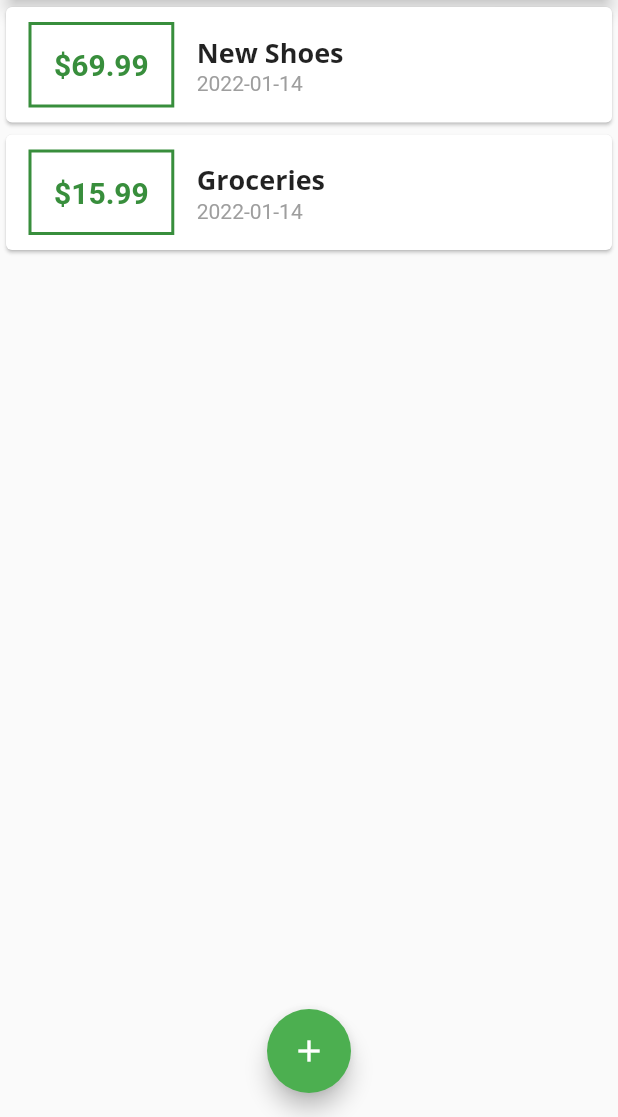
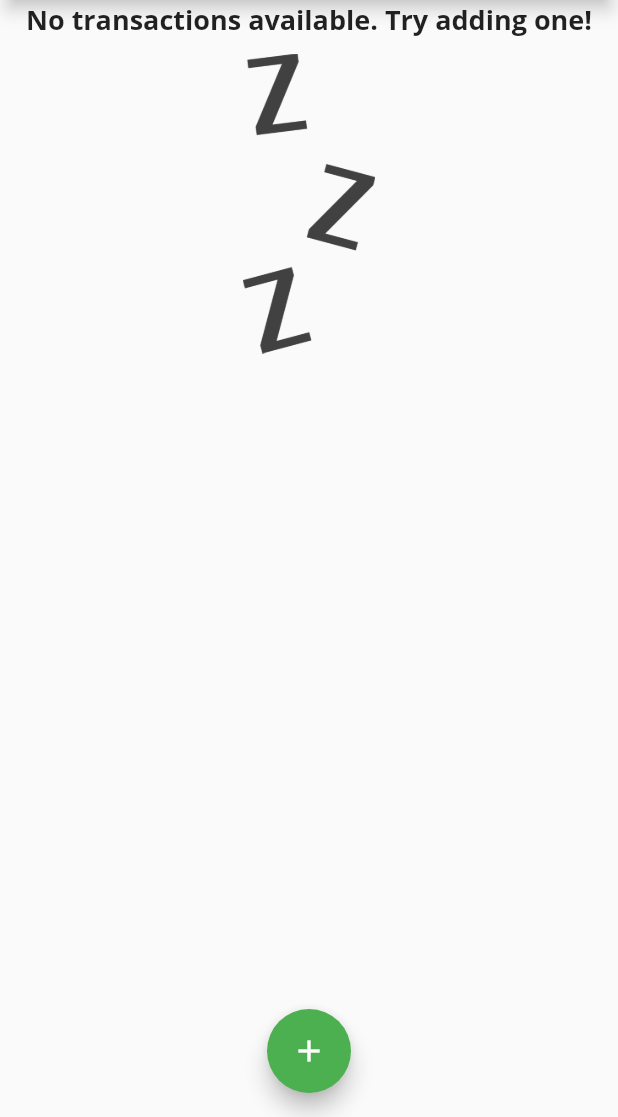
Before and after one commit to tferrerm/flutter-tutorial, a Flutter app: the screen it shows after launch, on a phone screen of 412 x 824 dp, the part 119-1236 px from its top. Run offline on Flutter 3.47's test engine with Material 2 defaults, Android fonts, the phone set to English and light mode, and no system bars; Roboto replaces fonts that are missing (Open Sans).

Commit message:
Handle case when list of txs is empty

```diff
--- a/expense_tracker/lib/main.dart
+++ b/expense_tracker/lib/main.dart
@@ -42,18 +42,18 @@ class MyHomePage extends StatefulWidget {
 
 class _MyHomePageState extends State<MyHomePage> {
   final List<Transaction> _userTransactions = [
-    Transaction(
-      id: 't1',
-      title: 'New Shoes',
-      amount: 69.99,
-      date: DateTime.now(),
-    ),
-    Transaction(
-      id: 't2',
-      title: 'Groceries',
-      amount: 15.99,
-      date: DateTime.now(),
-    ),
+    // Transaction(
+    //   id: 't1',
+    //   title: 'New Shoes',
+    //   amount: 69.99,
+    //   date: DateTime.now(),
+    // ),
+    // Transaction(
+    //   id: 't2',
+    //   title: 'Groceries',
+    //   amount: 15.99,
+    //   date: DateTime.now(),
+    // ),
   ];
 
   void _addNewTransaction(String title, double amount) {
--- a/expense_tracker/lib/widgets/transaction_list.dart
+++ b/expense_tracker/lib/widgets/transaction_list.dart
@@ -12,13 +12,33 @@ class TransactionList extends StatelessWidget {
   Widget build(BuildContext context) {
     return Container(
       height: 300,
-      child: ListView.builder(
+      child: transactions.isEmpty
+          ? Column(
+              children: <Widget>[
+                Text(
+                  'No transactions available. Try adding one!',
+                  style: Theme.of(context).textTheme.headline6,
+                ),
+                SizedBox(
+                  height: 10,
+                ),
+                Container(
+                  height: 200,
+                  child: Image.asset(
+                    'assets/images/waiting.png',
+                    fit: BoxFit.cover,
+                  ),
+                ),
+              ],
+            )
+          : ListView.builder(
               itemBuilder: (ctx, index) {
                 return Card(
                   child: Row(
                     children: <Widget>[
                       Container(
-                  margin: EdgeInsets.symmetric(vertical: 10, horizontal: 15),
+                        margin:
+                            EdgeInsets.symmetric(vertical: 10, horizontal: 15),
                         decoration: BoxDecoration(
                           border: Border.all(
                             color: Theme.of(context).primaryColorDark,
@@ -43,7 +63,8 @@ class TransactionList extends StatelessWidget {
                             style: Theme.of(context).textTheme.headline6,
                           ),
                           Text(
-                      DateFormat('yyyy-MM-dd').format(transactions[index].date),
+                            DateFormat('yyyy-MM-dd')
+                                .format(transactions[index].date),
                             style: TextStyle(
                               color: Colors.grey,
                             ),
--- a/expense_tracker/pubspec.yaml
+++ b/expense_tracker/pubspec.yaml
@@ -42,9 +42,8 @@ flutter:
   uses-material-design: true
 
   # To add assets to your application, add an assets section, like this:
-  # assets:
-  #  - images/a_dot_burr.jpeg
-  #  - images/a_dot_ham.jpeg
+  assets:
+   - assets/images/waiting.png
 
   # An image asset can refer to one or more resolution-specific "variants", see
   # https://flutter.dev/assets-and-images/#resolution-aware.
```
Also changed, not shown: expense_tracker/assets/images/waiting.png (added). Lines whose indentation alone changed are shown as unchanged.
